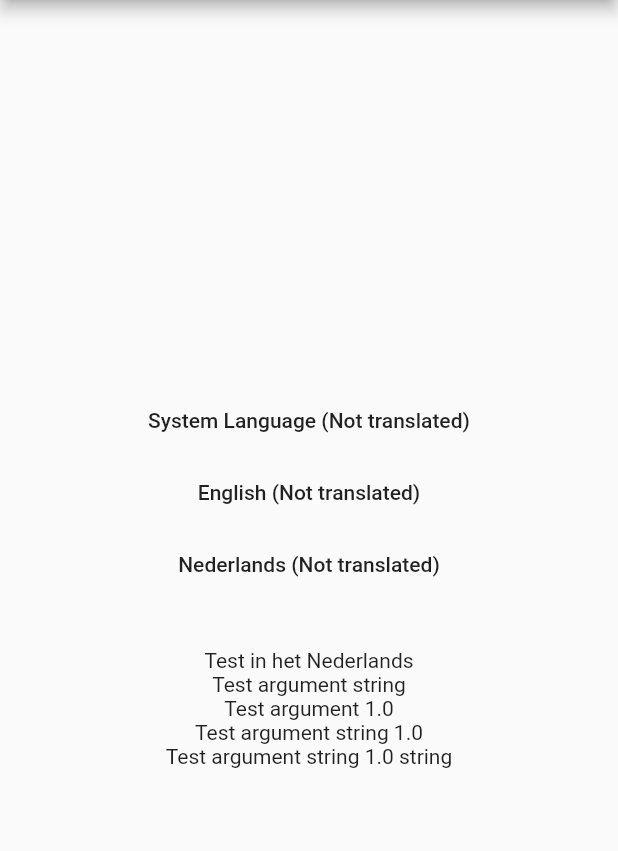
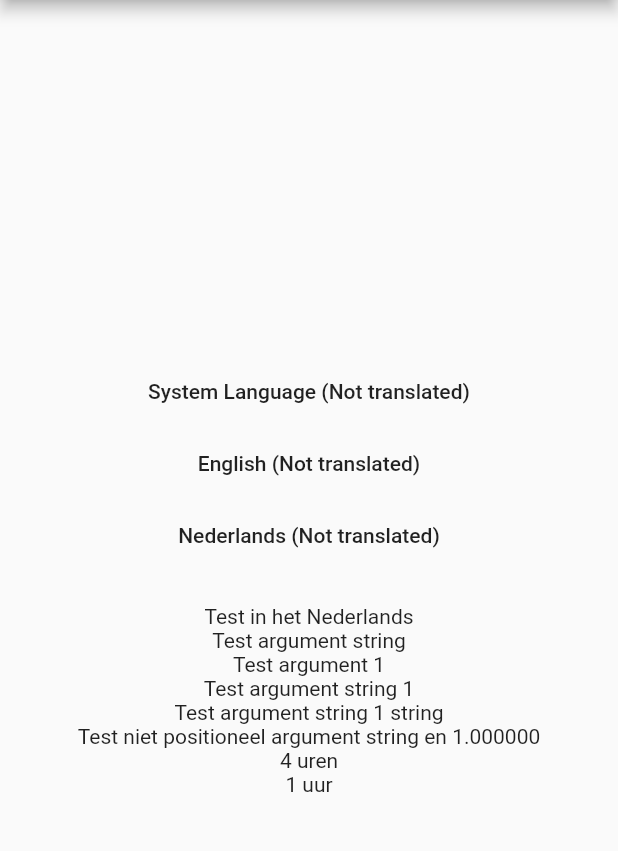
Before and after one commit to icapps/flutter-icapps-translations, a Flutter app: the screen it shows after launch, on a phone screen of 412 x 824 dp, the part 84-935 px from its top. Run offline on Flutter 3.47's test engine with Material 2 defaults, Android fonts, the phone set to English and light mode, and no system bars; our stand-ins replace shared_preferences, sprintf; project files that could hold a hidden picture were left out.

Commit message:
updated example project

```diff
--- a/example/assets/localization/en.json
+++ b/example/assets/localization/en.json
@@ -5,5 +5,10 @@
   "test_arg3": "Testing argument %1$s %2$d",
   "test_arg4": "Testing argument %1$s %2$d %1$s",
   "test_new_line": "Testing\nargument\n\n%1$s %2$d %1$s",
-  "test_new_line_carriage_return": "Carriage\r\nReturn"
+  "test_new_line_carriage_return": "Carriage\r\nReturn",
+  "test_non_positional": "Testing non positional argument %s and %.02f",
+  "test_plural": {
+    "one": "%d hour",
+    "other": "%d hours"
+  }
 }
--- a/example/assets/localization/nl.json
+++ b/example/assets/localization/nl.json
@@ -6,5 +6,10 @@
   "test_arg4": "Test argument %1$s %2$d %1$s",
   "welcome_message": "Hallo daar",
   "test_new_line": "Test\nargument\n\n%1$s %2$d %1$s",
-  "test_new_line_carriage_return": "Carriage\r\nReturn"
+  "test_new_line_carriage_return": "Carriage\r\nReturn",
+  "test_non_positional": "Test niet positioneel argument %s en %f",
+  "test_plural": {
+    "one": "%d uur",
+    "other": "%d uren"
+  }
 }
--- a/example/lib/screen/home_screen.dart
+++ b/example/lib/screen/home_screen.dart
@@ -31,12 +31,15 @@ class HomeScreen extends StatelessWidget {
               child: const Text('Nederlands (Not translated)'),
               onPressed: Provider.of<LocaleViewModel>(context).onSwitchToDutch,
             ),
-            const SizedBox(height: 32),
+            const SizedBox(height: 22),
             Text(Localization.test),
             Text(Localization.testArg1('string')),
-            Text(Localization.testArg2(1.0)),
-            Text(Localization.testArg3('string', 1.0)),
-            Text(Localization.testArg4('string', 1.0)),
+            Text(Localization.testArg2(1)),
+            Text(Localization.testArg3('string', 1)),
+            Text(Localization.testArg4('string', 1)),
+            Text(Localization.testNonPositional('string', 1)),
+            Text(Localization.testPlural(4, 4)),
+            Text(Localization.testPlural(1, 1)),
           ],
         ),
       ),
--- a/example/lib/util/locale/localization.dart
+++ b/example/lib/util/locale/localization.dart
@@ -4,6 +4,8 @@ import 'package:flutter/services.dart';
 import 'package:flutter/widgets.dart';
 import 'package:icapps_translations_example/util/locale/localization_keys.dart';
 import 'package:icapps_translations_example/util/locale/localization_overrides.dart';
+import 'package:intl/intl.dart';
+import 'package:sprintf/sprintf.dart';
 
 //============================================================//
 //THIS FILE IS AUTO GENERATED. DO NOT EDIT//
@@ -75,51 +77,32 @@ class Localization {
           (_localisedOverrideValues[key] ?? _localisedValues[key]) as String?;
       if (value == null) return key;
       if (args == null || args.isEmpty) return value;
-      var newValue = value;
-      // ignore: avoid_annotating_with_dynamic
-      args.asMap().forEach((index, dynamic arg) =>
-          newValue = _replaceWith(newValue, arg, index + 1));
-      return newValue;
+      return sprintf(value, args);
     } catch (e) {
       return '⚠$key⚠';
     }
   }
 
-  static String _nonPositionalT(String key, {List<dynamic>? args}) {
+  static String _plural(String key, {required num count, List<dynamic>? args}) {
     try {
-      final value =
-          (_localisedOverrideValues[key] ?? _localisedValues[key]) as String?;
+      final value = (_localisedOverrideValues[key] ?? _localisedValues[key])
+          as Map<String, dynamic>?;
       if (value == null) return key;
-      if (args == null || args.isEmpty) return value;
-      var newValue = value;
-      args.asMap().forEach(
-            // ignore: avoid_annotating_with_dynamic
-            (index, dynamic arg) => newValue = _replaceFirstWith(newValue, arg),
-          );
-      return newValue;
+
+      final pluralValue = Intl.plural(
+        count,
+        zero: value['zero'] as String?,
+        one: value['one'] as String?,
+        two: value['two'] as String?,
+        few: value['few'] as String?,
+        many: value['many'] as String?,
+        other: value['other'] as String,
+      );
+      if (args == null || args.isEmpty) return pluralValue;
+      return sprintf(pluralValue, args);
     } catch (e) {
       return '⚠$key⚠';
     }
-  }
-
-  static String _replaceWith(String value, Object? arg, int argIndex) {
-    if (arg == null) return value;
-    if (arg is String) {
-      return value.replaceAll('%$argIndex\$s', arg);
-    } else if (arg is num) {
-      return value.replaceAll('%$argIndex\$d', '$arg');
-    }
-    return value;
-  }
-
-  static String _replaceFirstWith(String value, Object? arg) {
-    if (arg == null) return value;
-    if (arg is String) {
-      return value.replaceFirst('%s', arg);
-    } else if (arg is num) {
-      return value.replaceFirst('%d', '$arg');
-    }
-    return value;
   }
 
   /// Translations:
@@ -142,7 +125,7 @@ class Localization {
   /// nl:  **'Test argument [arg1 number]'**
   ///
   /// en:  **'Testing argument [arg1 number]'**
-  static String testArg2(num arg1) =>
+  static String testArg2(int arg1) =>
       _t(LocalizationKeys.testArg2, args: <dynamic>[arg1]);
 
   /// Translations:
@@ -150,7 +133,7 @@ class Localization {
   /// nl:  **'Test argument [arg1 string] [arg2 number]'**
   ///
   /// en:  **'Testing argument [arg1 string] [arg2 number]'**
-  static String testArg3(String arg1, num arg2) =>
+  static String testArg3(String arg1, int arg2) =>
       _t(LocalizationKeys.testArg3, args: <dynamic>[arg1, arg2]);
 
   /// Translations:
@@ -158,7 +141,7 @@ class Localization {
   /// nl:  **'Test argument [arg1 string] [arg2 number] [arg1 string]'**
   ///
   /// en:  **'Testing argument [arg1 string] [arg2 number] [arg1 string]'**
-  static String testArg4(String arg1, num arg2) =>
+  static String testArg4(String arg1, int arg2) =>
       _t(LocalizationKeys.testArg4, args: <dynamic>[arg1, arg2]);
 
   /// Translations:
@@ -173,7 +156,7 @@ class Localization {
   /// nl:  **'Test\nargument\n\n[arg1 string] [arg2 number] [arg1 string]'**
   ///
   /// en:  **'Testing\nargument\n\n[arg1 string] [arg2 number] [arg1 string]'**
-  static String testNewLine(String arg1, num arg2) =>
+  static String testNewLine(String arg1, int arg2) =>
       _t(LocalizationKeys.testNewLine, args: <dynamic>[arg1, arg2]);
 
   /// Translations:
@@ -184,10 +167,22 @@ class Localization {
   static String get testNewLineCarriageReturn =>
       _t(LocalizationKeys.testNewLineCarriageReturn);
 
+  /// Translations:
+  ///
+  /// nl:  **'Test niet positioneel argument %s en %f'**
+  ///
+  /// en:  **'Testing non positional argument %s and %.02f'**
+  static String testNonPositional(String arg1, double arg2) =>
+      _t(LocalizationKeys.testNonPositional, args: <dynamic>[arg1, arg2]);
+
+  /// Translations:
+  ///
+  /// nl:  **'{one: %d uur, other: %d uren}'**
+  ///
+  /// en:  **'{one: %d hour, other: %d hours}'**
+  static String testPlural(num count, int arg1) =>
+      _plural(LocalizationKeys.testPlural, count: count, args: <dynamic>[arg1]);
+
   static String getTranslation(String key, {List<dynamic>? args}) =>
       _t(key, args: args ?? <dynamic>[]);
-
-  static String getTranslationNonPositional(String key,
-          {List<dynamic>? args}) =>
-      _nonPositionalT(key, args: args ?? <dynamic>[]);
 }
--- a/example/lib/util/locale/localization_keys.dart
+++ b/example/lib/util/locale/localization_keys.dart
@@ -57,4 +57,18 @@ class LocalizationKeys {
   ///
   /// nl:  **'Carriage\r\nReturn'**
   static const testNewLineCarriageReturn = 'test_new_line_carriage_return';
+
+  /// Translations:
+  ///
+  /// en:  **'Testing non positional argument %s and %.02f'**
+  ///
+  /// nl:  **'Test niet positioneel argument %s en %f'**
+  static const testNonPositional = 'test_non_positional';
+
+  /// Translations:
+  ///
+  /// en:  **'{one: %d hour, other: %d hours}'**
+  ///
+  /// nl:  **'{one: %d uur, other: %d uren}'**
+  static const testPlural = 'test_plural';
 }
--- a/example/pubspec.yaml
+++ b/example/pubspec.yaml
@@ -13,6 +13,7 @@ dependencies:
     sdk: flutter
   provider: ^5.0.0
   shared_preferences: ^2.0.3
+  sprintf: ^6.0.2
 
 dev_dependencies:
   build_runner: ^1.11.5
--- a/pubspec.yaml
+++ b/pubspec.yaml
@@ -8,7 +8,7 @@ environment:
 
 dependencies:
   http: ^0.13.3
-  locale_gen: ^7.0.0
+  locale_gen: ^8.0.0
   path: ^1.8.0
 
 dev_dependencies:
```
